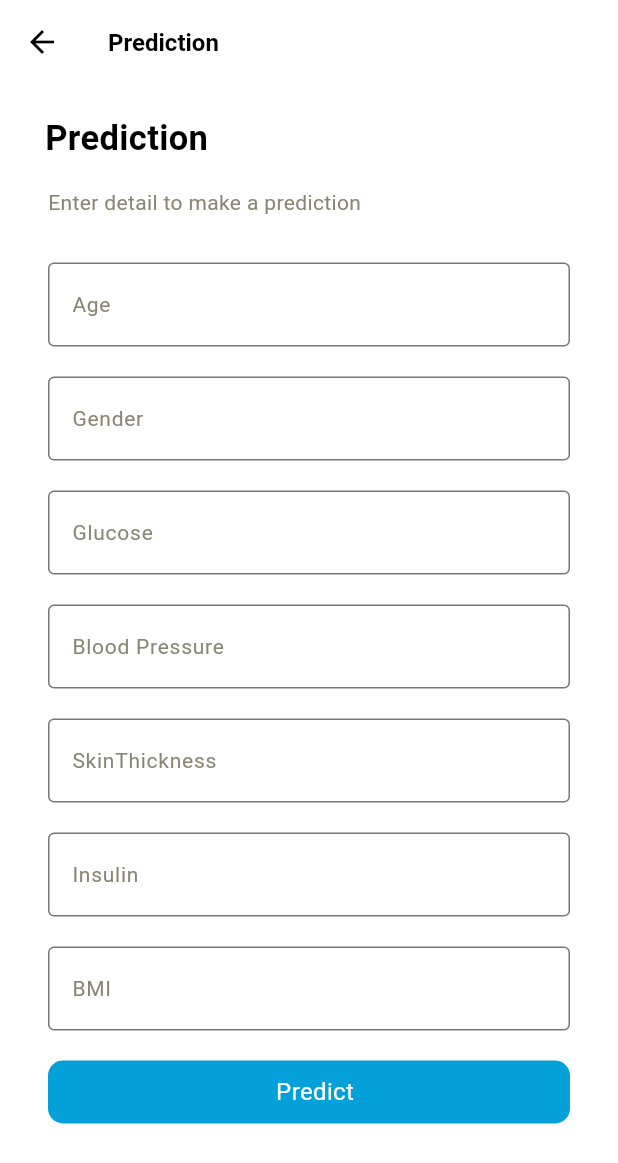
After one commit to amritchang/SugarSmartPlus, a Flutter app: the PredictionScreen screen opened directly, on a phone screen of 412 x 824 dp. The commit adds this screen. Shown: the top 1163 px of the screen. Run offline on Flutter 3.47's test engine with Material 3 defaults, Android fonts, the phone set to English and light mode, and no system bars; our stand-ins replace cached_network_image, cloud_firestore, country_code_picker, firebase_auth, firebase_core, flutter_easyrefresh and 4 more; missing offline and left inert: flutter_svprogresshud, skeleton_loader; accounts and stored records are empty; generated files the repository leaves out were written again; network calls fail.

Commit message:
prediction screen and saving prediction in firebase

```diff
--- a/lib/app_router/app_router.dart
+++ b/lib/app_router/app_router.dart
@@ -6,6 +6,7 @@ import 'package:sugar_smart_assist/modules/confirm_view/confirm_screen_arguments
 import 'package:sugar_smart_assist/modules/dropdown/dropdown_screen.dart';
 import 'package:sugar_smart_assist/modules/dropdown/dropdown_screen_arguments.dart';
 import 'package:sugar_smart_assist/modules/language_selection/language_change.dart';
+import 'package:sugar_smart_assist/modules/prediction/prediction_screen.dart';
 import 'package:sugar_smart_assist/modules/text_detail/text_detail_screen.dart';
 import 'package:sugar_smart_assist/modules/text_detail/text_detail_screen_arguments.dart';
 import 'package:sugar_smart_assist/modules/history/prediction_history.dart';
@@ -33,6 +34,7 @@ const String dropdown = '/dropdown';
 const String history = '/history';
 const String changeLanguage = '/changeLanguage';
 const String changePassword = '/change/password';
+const String prediction = '/prediction';
 
 class AppRouter {
   static Route<dynamic> generateRoute(RouteSettings settings) {
@@ -104,6 +106,8 @@ class AppRouter {
         return const PredictionHistoryScreen();
       case changePassword:
         return const ChangePasswordScreen();
+      case prediction:
+        return const PredictionScreen();
       default:
         break;
     }
--- a/lib/l10n/app_en.arb
+++ b/lib/l10n/app_en.arb
@@ -124,5 +124,16 @@
     "goBackToDashboardText": "Go back to Dashboard",
     "userDeletedText": "User Deletion Successful",
     "oldPasswordMismatched": "Old Password doesn't match",
-    "passwordChangedSuccess": "Password changed Successfully"
+    "passwordChangedSuccess": "Password changed Successfully",
+    "pregnanciesText": "Pregnancies",
+    "glucoseText": "Glucose",
+    "bloodPressureText": "Blood Pressure",
+    "skinnThicknessText": "SkinThickness",
+    "insulinText": "Insulin",
+    "bmiText": "BMI",
+    "ageText": "Age",
+    "outcomeText": "Outcome",
+    "predictionScreenTitle": "Prediction",
+    "predictionScreenDesc": "Enter detail to make a prediction",
+    "predictButtonText": "Predict"
 }
--- a/lib/modules/dashboard/home/home.dart
+++ b/lib/modules/dashboard/home/home.dart
@@ -78,16 +78,6 @@ class _HomeScreenScreenState extends State<HomeScreen> {
   }
 
   Widget _buildBody() {
-    if (_isLoading) {
-      return Container(
-        padding: const EdgeInsets.fromLTRB(20, 0, 20, 0),
-        child: Column(
-          children: [
-            const DashboardSkeleton(),
-          ].withSpaceBetween(height: 24),
-        ),
-      );
-    }
     return Container(
       padding: const EdgeInsets.fromLTRB(20, 0, 20,
           0), // if padding is changed, please change width of container in DashboardMainMenuView, _mainMenu
--- a/lib/modules/history/prediction_history.dart
+++ b/lib/modules/history/prediction_history.dart
@@ -137,9 +137,11 @@ class _PredictionHistoryScreenState extends State<PredictionHistoryScreen> {
               bottom: 10.0,
               right: 16.0,
               child: FloatingActionButton(
-                onPressed: () {},
+                onPressed: () {
+                  Navigator.of(context).push(AppRouter().start(prediction));
+                },
                 backgroundColor: AppColors.primaryColor,
-                child: const Icon(Icons.filter_list),
+                child: const Icon(Icons.add),
               ),
             ),
           ],
@@ -223,11 +225,11 @@ class _PredictionHistoryScreenState extends State<PredictionHistoryScreen> {
                                       size: 16)),
                             ].withSpaceBetween(width: 8.0),
                           )),
-                      recentTransaction(transaction, false),
+                      recentPrediction(transaction, false),
                     ],
                   );
                 } else {
-                  return recentTransaction(transaction, false);
+                  return recentPrediction(transaction, false);
                 }
               },
               separatorBuilder: (context, index) {
@@ -237,7 +239,7 @@ class _PredictionHistoryScreenState extends State<PredictionHistoryScreen> {
     );
   }
 
-  Widget recentTransaction(PredictionHistoryResponse model, bool hideBorder) {
+  Widget recentPrediction(PredictionHistoryResponse model, bool hideBorder) {
     return GestureDetector(
       onTap: () {},
       child: Container(
--- /dev/null
+++ b/lib/modules/prediction/prediction_request.dart
@@ -0,0 +1,44 @@
+import 'package:firebase_auth/firebase_auth.dart';
+
+class PredictionRequest {
+  String gender;
+  String pregnancies;
+  String glucose;
+  String bloodpressure;
+  String skinthickness;
+  String insulin;
+  String bmi;
+  String age;
+  String outcome;
+
+  // Constructor with default values
+  PredictionRequest({
+    this.pregnancies = '0',
+    this.gender = '',
+    this.glucose = '0',
+    this.bloodpressure = '0',
+    this.skinthickness = '0',
+    this.insulin = '0',
+    this.bmi = '0',
+    this.age = '0',
+    this.outcome = '0',
+  });
+
+// Create a method to convert the object to JSON
+  Map<String, dynamic> toJson() {
+    Map<String, dynamic> jsonMap = {
+      'userId': FirebaseAuth.instance.currentUser?.uid,
+      'gender': gender,
+      'pregnancies': pregnancies,
+      'glucose': glucose,
+      'bloodpressure': bloodpressure,
+      'skinthickness': skinthickness,
+      'insulin': insulin,
+      'bmi': bmi,
+      'age': age,
+      'outcome': outcome,
+    };
+
+    return jsonMap;
+  }
+}
--- /dev/null
+++ b/lib/modules/prediction/prediction_screen.dart
@@ -0,0 +1,228 @@
+import 'package:flutter/material.dart';
+import 'package:sugar_smart_assist/custom_views/navbar/title_navbar.dart';
+import 'package:sugar_smart_assist/helper/app_color_helper.dart';
+import 'package:sugar_smart_assist/helper/app_font_helper.dart';
+import 'package:sugar_smart_assist/custom_views/button/app_button.dart';
+import 'package:sugar_smart_assist/custom_views/textfield/app_textfield.dart';
+import 'package:flutter_gen/gen_l10n/app_localizations.dart';
+import 'package:sugar_smart_assist/models/key_value.dart';
+import 'package:sugar_smart_assist/modules/dropdown/dropdown_screen_arguments.dart';
+import 'package:sugar_smart_assist/modules/prediction/prediction_request.dart';
+import 'package:sugar_smart_assist/modules/prediction/prediction_screen_api.dart';
+
+class PredictionScreen extends StatefulWidget {
+  const PredictionScreen({Key? key}) : super(key: key);
+  @override
+  _PredictionScreenState createState() => _PredictionScreenState();
+}
+
+class _PredictionScreenState extends State<PredictionScreen> {
+  final _formKey = GlobalKey<FormState>();
+  String selectedGender = '';
+  PredictionRequest request = PredictionRequest();
+
+  late PredictionApiService apiService;
+
+  @override
+  void initState() {
+    super.initState();
+    apiService = PredictionApiService(context: context);
+  }
+
+  Future _triggerAPI() async {
+    if (_formKey.currentState!.validate()) {}
+  }
+
+  @override
+  Widget build(BuildContext context) {
+    return GestureDetector(
+      onTap: () {
+        FocusScopeNode currentFocus = FocusScope.of(context);
+        if (!currentFocus.hasPrimaryFocus) {
+          currentFocus.unfocus();
+        }
+      },
+      child: Scaffold(
+        backgroundColor: AppColors.themeWhite,
+        body: SafeArea(
+          child: SingleChildScrollView(
+            child: Align(
+              alignment: Alignment.topLeft,
+              child: Column(
+                children: [
+                  Padding(
+                    padding: const EdgeInsets.fromLTRB(0, 0, 0, 0),
+                    child: TitleNavBar(
+                      title:
+                          AppLocalizations.of(context)!.predictionScreenTitle,
+                      bgColor: Colors.transparent,
+                      tintColor: AppColors.themeBlack,
+                    ),
+                  ),
+                  Padding(
+                    padding: const EdgeInsets.fromLTRB(30, 0, 30.0, 0),
+                    child: Column(children: [
+                      const SizedBox(
+                        height: 20,
+                      ),
+                      Align(
+                        alignment: Alignment.topLeft,
+                        child: Text(
+                            AppLocalizations.of(context)!.predictionScreenTitle,
+                            style: AppFonts.screenTitleBoldTextStyle(
+                                color: AppColors.themeBlack)),
+                      ),
+                    ]),
+                  ),
+                  Padding(
+                    padding: const EdgeInsets.all(16.0),
+                    child: Container(
+                        decoration: BoxDecoration(
+                          color: AppColors.themeWhite, // Background color
+                          borderRadius:
+                              BorderRadius.circular(10.0), // Corner radius
+                        ),
+                        child: Padding(
+                          padding:
+                              const EdgeInsets.fromLTRB(16.0, 0, 16.0, 40.0),
+                          child: Column(
+                            children: [
+                              Align(
+                                alignment: Alignment.topLeft,
+                                child: Text(
+                                  AppLocalizations.of(context)!
+                                      .predictionScreenDesc,
+                                  style: AppFonts.screenSubTitleTextStyle(
+                                      color: AppColors.textGreyColor),
+                                ),
+                              ),
+                              const SizedBox(height: 30),
+                              Form(
+                                key: _formKey,
+                                child: Column(children: [
+                                  AppTextField(
+                                    placeholder:
+                                        AppLocalizations.of(context)!.ageText,
+                                    type: TextFieldType.numberpad,
+                                    onTextChanged: (text) {
+                                      request.age = text;
+                                    },
+                                  ),
+                                  const SizedBox(height: 20),
+                                  AppTextField(
+                                    placeholder: AppLocalizations.of(context)!
+                                        .genderText,
+                                    type: TextFieldType.dropdown,
+                                    isSecure: false,
+                                    dropdownItems: [
+                                      KeyValue(
+                                          key: AppLocalizations.of(context)!
+                                              .maleText,
+                                          value: AppLocalizations.of(context)!
+                                              .maleText),
+                                      KeyValue(
+                                          key: AppLocalizations.of(context)!
+                                              .femaleText,
+                                          value: AppLocalizations.of(context)!
+                                              .femaleText),
+                                      KeyValue(
+                                          key: AppLocalizations.of(context)!
+                                              .othersText,
+                                          value: AppLocalizations.of(context)!
+                                              .othersText)
+                                    ],
+                                    dropdownType: DropDownType.none,
+                                    onTextChanged: (text) {
+                                      setState(() {
+                                        selectedGender = text;
+                                      });
+                                    },
+                                  ),
+                                  const SizedBox(height: 20),
+                                  Visibility(
+                                    visible: selectedGender ==
+                                        AppLocalizations.of(context)!
+                                            .femaleText,
+                                    child: Column(
+                                      children: [
+                                        AppTextField(
+                                          placeholder:
+                                              AppLocalizations.of(context)!
+                                                  .pregnanciesText,
+                                          type: TextFieldType.numberpad,
+                                          onTextChanged: (text) {
+                                            request.pregnancies = text;
+                                          },
+                                        ),
+                                        const SizedBox(height: 20),
+                                      ],
+                                    ),
+                                  ),
+                                  AppTextField(
+                                    placeholder: AppLocalizations.of(context)!
+                                        .glucoseText,
+                                    type: TextFieldType.numberpad,
+                                    onTextChanged: (text) {
+                                      request.glucose = text;
+                                    },
+                                  ),
+                                  const SizedBox(height: 20),
+                                  AppTextField(
+                                    placeholder: AppLocalizations.of(context)!
+                                        .bloodPressureText,
+                                    type: TextFieldType.numberpad,
+                                    onTextChanged: (text) {
+                                      request.bloodpressure = text;
+                                    },
+                                  ),
+                                  const SizedBox(height: 20),
+                                  AppTextField(
+                                    placeholder: AppLocalizations.of(context)!
+                                        .skinnThicknessText,
+                                    type: TextFieldType.numberpad,
+                                    onTextChanged: (text) {
+                                      request.skinthickness = text;
+                                    },
+                                  ),
+                                  const SizedBox(height: 20),
+                                  AppTextField(
+                                    placeholder: AppLocalizations.of(context)!
+                                        .insulinText,
+                                    type: TextFieldType.numberpad,
+                                    onTextChanged: (text) {
+                                      request.insulin = text;
+                                    },
+                                  ),
+                                  const SizedBox(height: 20),
+                                  AppTextField(
+                                    placeholder:
+                                        AppLocalizations.of(context)!.bmiText,
+                                    type: TextFieldType.numberpad,
+                                    onTextChanged: (text) {
+                                      request.bmi = text;
+                                    },
+                                  ),
+                                ]),
+                              ),
+                              const SizedBox(height: 20),
+                              AppButton(
+                                title: AppLocalizations.of(context)!
+                                    .predictButtonText,
+                                onPressed: () {
+                                  _triggerAPI();
+                                },
+                                backgroundColor: AppColors.primaryColor,
+                              ),
+                            ],
+                          ),
+                        )),
+                  ),
+                ],
+              ),
+            ),
+          ),
+        ),
+      ),
+    );
+  }
+}
--- /dev/null
+++ b/lib/modules/prediction/prediction_screen_api.dart
@@ -0,0 +1,43 @@
+import 'package:flutter/material.dart';
+import 'dart:async';
+import 'package:cloud_firestore/cloud_firestore.dart';
+import 'package:flutter_svprogresshud/flutter_svprogresshud.dart';
+import 'package:sugar_smart_assist/custom_views/alert/alert_handler.dart';
+import 'package:flutter_gen/gen_l10n/app_localizations.dart';
+import 'package:sugar_smart_assist/modules/prediction/prediction_request.dart';
+
+class PredictionApiService {
+  BuildContext context;
+  final FirebaseFirestore _firestore = FirebaseFirestore.instance;
+
+  // Constructor
+  PredictionApiService({
+    required this.context,
+  });
+
+  Future<String?> savePredictionResult(PredictionRequest request) async {
+    SVProgressHUD.show();
+    try {
+      CollectionReference predictionsCollection =
+          _firestore.collection('predictions');
+
+      // Add a new document with an automatically generated ID
+      DocumentReference documentReference =
+          await predictionsCollection.add(request.toJson());
+
+      // Extract the document ID
+      String predictionId = documentReference.id;
+      SVProgressHUD.dismiss();
+      return predictionId;
+    } catch (e) {
+      _showErrorAlert('$e');
+      SVProgressHUD.dismiss();
+      return null;
+    }
+  }
+
+  void _showErrorAlert(String message) {
+    showAlertDialogWithOk(
+        AppLocalizations.of(context)!.errorText, message, context);
+  }
+}
```
